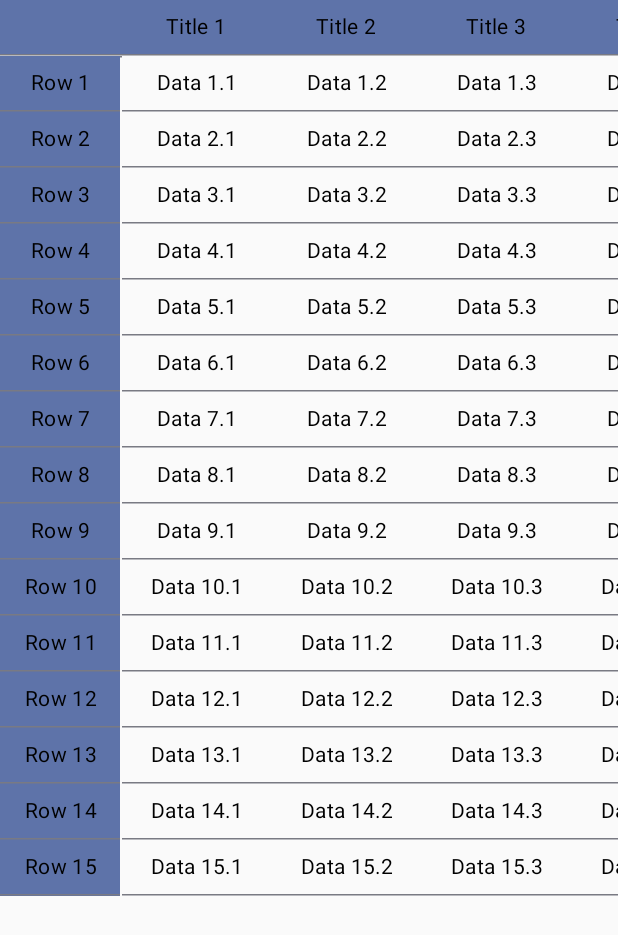
After one commit to 7yes/C25a, an Android app built with Jetpack Compose: the TableScreen screen opened through its navigation route, on a phone screen of 412 x 824 dp. The commit adds this screen. Shown: the top 935 px of the screen. Run offline under Robolectric (Android 15) with nearby library versions, the phone set to English and light mode, and no system bars; our stand-ins replace Dagger/Hilt's generated code; network calls fail.

Commit message:
table part1

```diff
--- a/app/src/main/java/com/jesse/c25a/MainActivity.kt
+++ b/app/src/main/java/com/jesse/c25a/MainActivity.kt
@@ -36,6 +36,7 @@ import com.jesse.c25a.paging3tutorial.presentation.Paging3Screen
 import com.jesse.c25a.perritos.PerritosScreen
 import com.jesse.c25a.qualifier.presentation.QualifierScreen
 import com.jesse.c25a.quick.QuickScreen
+import com.jesse.c25a.table.TableScreen
 import com.jesse.c25a.twocomposable.TwoComposableScreen
 import com.jesse.c25a.ui.theme.C25aTheme
 import dagger.hilt.android.AndroidEntryPoint
@@ -72,7 +73,7 @@ class MainActivity : ComponentActivity() {
                     composable(MyScreens.CWrap.name) { ComposableWrapperScreen() }
                     composable(MyScreens.Quick.name) { QuickScreen() }
                     composable(MyScreens.Income.name) { IncomeScreen() }
-
+                    composable(MyScreens.Table.name) { TableScreen() }
                 }
             }
         }
@@ -87,7 +88,7 @@ class MainActivity : ComponentActivity() {
         Filter(MyCatScreen.YOP), DataStore(MyCatScreen.HG), Flows(MyCatScreen.ARIS),
         Qualifier(MyCatScreen.YOP), Paging3(MyCatScreen.ARIS), Parallax(MyCatScreen.HG),
         TwoCom1(MyCatScreen.YOP), CmpAsArg(MyCatScreen.YOP), CmpMultiSlot(MyCatScreen.YOP,13),
-        CWrap(MyCatScreen.YOP), Quick(MyCatScreen.YOP), Income(MyCatScreen.YOP)
+        CWrap(MyCatScreen.YOP), Quick(MyCatScreen.YOP), Income(MyCatScreen.YOP), Table(MyCatScreen.YOP)
 
     }
 
--- a/app/src/main/java/com/jesse/c25a/quick/QuickScreen.kt
+++ b/app/src/main/java/com/jesse/c25a/quick/QuickScreen.kt
@@ -4,5 +4,4 @@ import androidx.compose.runtime.Composable
 
 @Composable
 fun QuickScreen() {
-
 }
--- /dev/null
+++ b/app/src/main/java/com/jesse/c25a/table/TableScreen.kt
@@ -0,0 +1,190 @@
+package com.jesse.c25a.table
+
+import androidx.compose.foundation.background
+import androidx.compose.foundation.horizontalScroll
+import androidx.compose.foundation.layout.Box
+import androidx.compose.foundation.layout.Column
+import androidx.compose.foundation.layout.Row
+import androidx.compose.foundation.layout.fillMaxSize
+import androidx.compose.foundation.layout.fillMaxWidth
+import androidx.compose.foundation.layout.padding
+import androidx.compose.foundation.layout.width
+import androidx.compose.foundation.lazy.LazyColumn
+import androidx.compose.foundation.lazy.LazyRow
+import androidx.compose.foundation.lazy.rememberLazyListState
+import androidx.compose.foundation.rememberScrollState
+import androidx.compose.foundation.verticalScroll
+import androidx.compose.material3.HorizontalDivider
+import androidx.compose.material3.MaterialTheme
+import androidx.compose.material3.Text
+import androidx.compose.runtime.Composable
+import androidx.compose.runtime.LaunchedEffect
+import androidx.compose.runtime.derivedStateOf
+import androidx.compose.runtime.getValue
+import androidx.compose.runtime.remember
+import androidx.compose.ui.Alignment
+import androidx.compose.ui.Modifier
+import androidx.compose.ui.graphics.Color
+import androidx.compose.ui.text.style.TextAlign
+import androidx.compose.ui.unit.Dp
+import androidx.compose.ui.unit.dp
+
+val titles = listOf("Title 1", "Title 2", "Title 3", "Title 4", "Title 5", "Title 6")
+val info = listOf(
+    listOf("Row 1", "Data 1.1", "Data 1.2", "Data 1.3", "Data 1.4", "Data 1.5", "Data 1.6"),
+    listOf("Row 2", "Data 2.1", "Data 2.2", "Data 2.3", "Data 2.4", "Data 2.5", "Data 2.6"),
+    listOf("Row 3", "Data 3.1", "Data 3.2", "Data 3.3", "Data 3.4", "Data 3.5", "Data 3.6"),
+    listOf("Row 4", "Data 4.1", "Data 4.2", "Data 4.3", "Data 4.4", "Data 4.5", "Data 4.6"),
+    listOf("Row 5", "Data 5.1", "Data 5.2", "Data 5.3", "Data 5.4", "Data 5.5", "Data 5.6"),
+    listOf("Row 6", "Data 6.1", "Data 6.2", "Data 6.3", "Data 6.4", "Data 6.5", "Data 6.6"),
+    listOf("Row 7", "Data 7.1", "Data 7.2", "Data 7.3", "Data 7.4", "Data 7.5", "Data 7.6"),
+    listOf("Row 8", "Data 8.1", "Data 8.2", "Data 8.3", "Data 8.4", "Data 8.5", "Data 8.6"),
+    listOf("Row 9", "Data 9.1", "Data 9.2", "Data 9.3", "Data 9.4", "Data 9.5", "Data 9.6"),
+    listOf("Row 10", "Data 10.1", "Data 10.2", "Data 10.3", "Data 10.4", "Data 10.5", "Data 10.6"),
+    listOf("Row 11", "Data 11.1", "Data 11.2", "Data 11.3", "Data 11.4", "Data 11.5", "Data 11.6"),
+    listOf("Row 12", "Data 12.1", "Data 12.2", "Data 12.3", "Data 12.4", "Data 12.5", "Data 12.6"),
+    listOf("Row 13", "Data 13.1", "Data 13.2", "Data 13.3", "Data 13.4", "Data 13.5", "Data 13.6"),
+    listOf("Row 14", "Data 14.1", "Data 14.2", "Data 14.3", "Data 14.4", "Data 14.5", "Data 14.6"),
+    listOf("Row 15", "Data 15.1", "Data 15.2", "Data 15.3", "Data 15.4", "Data 15.5", "Data 15.6"),
+)
+
+@Composable
+fun TableScreen() {
+    Box(Modifier.fillMaxSize()) {
+        TableScreen(titles = titles, info = info)
+    }
+}
+
+@Composable
+fun TableScreen(
+    titles: List<String>,
+    info: List<List<String>>,
+    cellWidth: Dp = 100.dp,
+    firstColumnWidth: Dp = getFirstColumnWidth(info.first()),
+    firstRowHeight: Dp = 50.dp,
+    otherRowHeight: Dp = 40.dp,
+) {
+    val columnScrollState = rememberLazyListState()
+    val rowScrollState = rememberLazyListState()
+
+    val firstColumnScrollState = rememberScrollState()
+    val firstRowScrollState = rememberScrollState()
+
+    val isFirstColumnScrolling by remember {
+        derivedStateOf { firstColumnScrollState.value > 0 }
+    }
+    val isFirstRowScrolling by remember {
+        derivedStateOf { firstRowScrollState.value > 0 }
+    }
+
+    LaunchedEffect(isFirstColumnScrolling) {
+        if (isFirstColumnScrolling) {
+            columnScrollState.scrollToItem(0)
+        }
+    }
+    LaunchedEffect(isFirstRowScrolling) {
+        if (isFirstRowScrolling) {
+            rowScrollState.scrollToItem(0)
+        }
+    }
+
+    Column(modifier = Modifier.fillMaxWidth()) {
+        // Fixed First Row (Titles)
+        Row(
+            modifier = Modifier
+                .horizontalScroll(firstRowScrollState)
+                .background(MaterialTheme.colorScheme.primaryContainer)
+        ) {
+            Box(
+                modifier = Modifier
+                    .width(firstColumnWidth)
+                    .background(MaterialTheme.colorScheme.primaryContainer)
+            )
+            titles.forEach { title ->
+                TableCell(
+                    text = title,
+                    width = cellWidth,
+                    height = firstRowHeight,
+                    isHeader = true
+                )
+            }
+            //
+        }
+        HorizontalDivider()
+
+        // Scrollable Content
+        Row(modifier = Modifier.weight(1f)) {
+            // Fixed First Column
+            Column(
+                modifier = Modifier
+                    .verticalScroll(firstColumnScrollState)
+                    .width(firstColumnWidth)
+                    .background(MaterialTheme.colorScheme.primaryContainer)
+            ) {
+                info.forEach { row ->
+                    TableCell(
+                        text = row.first(),
+                        width = firstColumnWidth,
+                        height = otherRowHeight,
+                        isHeader = true
+                    )
+                }
+            }
+            HorizontalDivider(
+                modifier = Modifier
+                    .width(1.dp)
+            )
+
+            // Scrollable Content
+            LazyRow(
+                state = rowScrollState,
+                modifier = Modifier.weight(1f)
+            ) {
+                items(info.first().lastIndex) { columnIndex ->
+                    LazyColumn(
+                        state = columnScrollState,
+                        modifier = Modifier.width(cellWidth)
+                    ) {
+                        items(info.size) { rowIndex ->
+                            TableCell(
+                                text = info[rowIndex][columnIndex + 1],
+                                width = cellWidth,
+                                height = otherRowHeight,
+                                isHeader = false
+                            )
+                        }
+                    }
+                }
+            }
+        }
+    }
+}
+
+fun getFirstColumnWidth(firstColumn: List<String>): Dp {
+    var firstColumnMaxLetters = 0
+    firstColumn.forEach {
+        if (it.length > firstColumnMaxLetters) {
+            firstColumnMaxLetters = it.length
+        }
+    }
+    return (firstColumnMaxLetters * 10).dp
+}
+
+@Composable
+fun TableCell(text: String, width: Dp, height: Dp, isHeader: Boolean) {
+    Box(
+        modifier = Modifier
+            .width(width)
+            .background(if (isHeader) MaterialTheme.colorScheme.primaryContainer else Color.Transparent)
+            .padding(8.dp),
+        contentAlignment = Alignment.Center
+    ) {
+
+        Text(
+            text = text,
+            textAlign = TextAlign.Center,
+            style = MaterialTheme.typography.bodyMedium
+        )
+    }
+    HorizontalDivider()
+}
```
